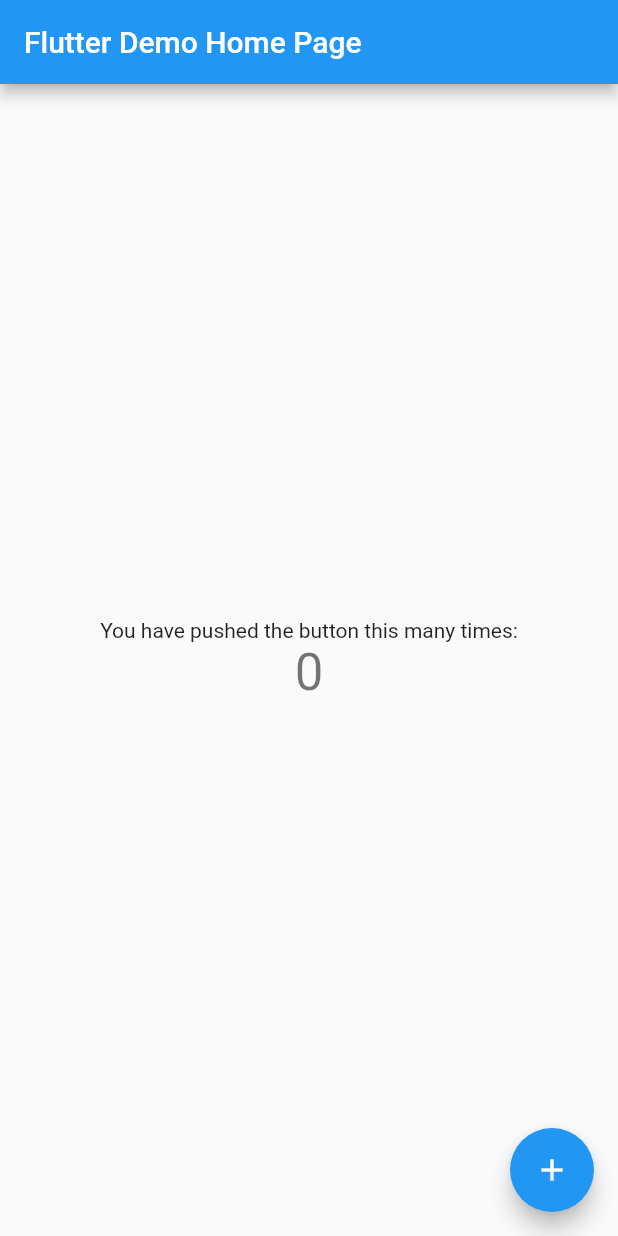
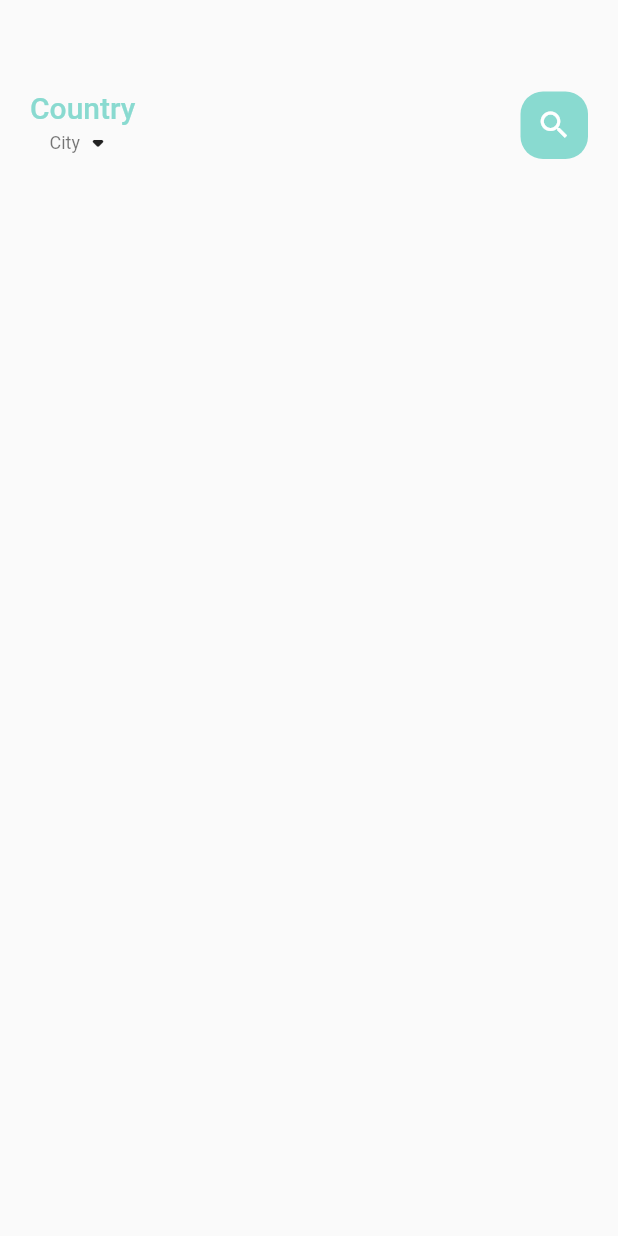
Before and after one commit to omitoful/food_delivery_demo, a Flutter app: the screen it shows after launch, on a phone screen of 412 x 824 dp. Run offline on Flutter 3.47's test engine with Material 2 defaults, Android fonts, the phone set to English and light mode, and no system bars; our stand-ins replace get.

Commit message:
basic setting & home page title

```diff
--- /dev/null
+++ b/lib/Utils/app_layout.dart
@@ -0,0 +1,22 @@
+import 'package:flutter/material.dart';
+import 'package:get/get.dart';
+
+class AppLayout {
+  static getSize(BuildContext context) {
+    return MediaQuery.of(context).size;
+  }
+  static getScreenHeight() {
+    return Get.height;
+  }
+  static getScreenWidth() {
+    return Get.width;
+  }
+  static getHeight(double pixels) {
+    double x = getScreenHeight() / pixels;
+    return getScreenHeight() / x;
+  }
+  static getWidth(double pixels) {
+    double x = getScreenWidth() / pixels;
+    return getScreenWidth() / x;
+  }
+}
--- /dev/null
+++ b/lib/Utils/colors.dart
@@ -0,0 +1,15 @@
+import 'dart:ui';
+
+class AppColors {
+  static const Color textColor = Color(0xFFccc7c5);
+  static const Color mainColor = Color(0xFF89dad0);
+
+  static const Color iconColor1 = Color(0xFFffd28d);
+  static const Color iconColor2 = Color(0xFFfcab88);
+  static const Color paraColor = Color(0xFF8f837f);
+  static const Color btnBgColor = Color(0xFFf7f6f4);
+  static const Color signColor = Color(0xFFa9a29f);
+  static const Color titleColor = Color(0xFF5c524f);
+  static const Color mainBlackColor = Color(0xFF332d2b);
+  static const Color yellowColor = Color(0xFFffd379);
+}
--- /dev/null
+++ b/lib/home/main_food_page.dart
@@ -0,0 +1,60 @@
+import 'package:flutter/material.dart';
+import 'package:food_delivery/Utils/app_layout.dart';
+import '../Utils/colors.dart';
+import '../widgets/big_text.dart';
+import '../widgets/small_text.dart';
+
+class MainFoodPage extends StatefulWidget {
+  const MainFoodPage({Key? key}) : super(key: key);
+
+  @override
+  State<MainFoodPage> createState() => _MainFoodPageState();
+}
+
+class _MainFoodPageState extends State<MainFoodPage> {
+  @override
+  Widget build(BuildContext context) {
+    return Scaffold(
+      body: Column(
+        children: [
+          // showing the header
+          Container(
+            child: Container(
+              margin: EdgeInsets.only(top: AppLayout.getHeight(60), bottom: AppLayout.getHeight(15)),
+              padding: EdgeInsets.only(left: AppLayout.getWidth(20), right: AppLayout.getWidth(20)),
+              child: Row(
+                mainAxisAlignment: MainAxisAlignment.spaceBetween,
+                children: [
+                  Column(
+                    children: [
+                      BigText(text: "Country", color: AppColors.mainColor),
+                      Row(
+                        children: [
+                          SmallText(text: "City", color: Colors.black54),
+                          const Icon(Icons.arrow_drop_down_rounded)
+                        ],
+                      )
+                    ],
+                  ),
+                  Center(
+                    child: Container(
+                      width: 45,
+                      height: 45,
+                      decoration: BoxDecoration(
+                        borderRadius: BorderRadius.circular(15),
+                        color: AppColors.mainColor,
+                      ),
+                      child: const Icon(Icons.search, color: Colors.white),
+                    ),
+                  )
+                ],
+              ),
+            ),
+          ),
+          // showing the body
+          // FoodPageBody(),
+        ],
+      ),
+    );
+  }
+}
--- a/lib/main.dart
+++ b/lib/main.dart
@@ -1,4 +1,5 @@
 import 'package:flutter/material.dart';
+import 'package:food_delivery/home/main_food_page.dart';
 
 void main() {
   runApp(const MyApp());
@@ -7,109 +8,15 @@ void main() {
 class MyApp extends StatelessWidget {
   const MyApp({Key? key}) : super(key: key);
 
-  // This widget is the root of your application.
   @override
   Widget build(BuildContext context) {
     return MaterialApp(
+      debugShowCheckedModeBanner: false,
       title: 'Flutter Demo',
       theme: ThemeData(
-        // This is the theme of your application.
-        //
-        // Try running your application with "flutter run". You'll see the
-        // application has a blue toolbar. Then, without quitting the app, try
-        // changing the primarySwatch below to Colors.green and then invoke
-        // "hot reload" (press "r" in the console where you ran "flutter run",
-        // or simply save your changes to "hot reload" in a Flutter IDE).
-        // Notice that the counter didn't reset back to zero; the application
-        // is not restarted.
-        primarySwatch: Colors.blue,
+        primarySwatch: Colors.purple,
       ),
-      home: const MyHomePage(title: 'Flutter Demo Home Page'),
+      home: const MainFoodPage(),
     );
   }
 }
-
-class MyHomePage extends StatefulWidget {
-  const MyHomePage({Key? key, required this.title}) : super(key: key);
-
-  // This widget is the home page of your application. It is stateful, meaning
-  // that it has a State object (defined below) that contains fields that affect
-  // how it looks.
-
-  // This class is the configuration for the state. It holds the values (in this
-  // case the title) provided by the parent (in this case the App widget) and
-  // used by the build method of the State. Fields in a Widget subclass are
-  // always marked "final".
-
-  final String title;
-
-  @override
-  State<MyHomePage> createState() => _MyHomePageState();
-}
-
-class _MyHomePageState extends State<MyHomePage> {
-  int _counter = 0;
-
-  void _incrementCounter() {
-    setState(() {
-      // This call to setState tells the Flutter framework that something has
-      // changed in this State, which causes it to rerun the build method below
-      // so that the display can reflect the updated values. If we changed
-      // _counter without calling setState(), then the build method would not be
-      // called again, and so nothing would appear to happen.
-      _counter++;
-    });
-  }
-
-  @override
-  Widget build(BuildContext context) {
-    // This method is rerun every time setState is called, for instance as done
-    // by the _incrementCounter method above.
-    //
-    // The Flutter framework has been optimized to make rerunning build methods
-    // fast, so that you can just rebuild anything that needs updating rather
-    // than having to individually change instances of widgets.
-    return Scaffold(
-      appBar: AppBar(
-        // Here we take the value from the MyHomePage object that was created by
-        // the App.build method, and use it to set our appbar title.
-        title: Text(widget.title),
-      ),
-      body: Center(
-        // Center is a layout widget. It takes a single child and positions it
-        // in the middle of the parent.
-        child: Column(
-          // Column is also a layout widget. It takes a list of children and
-          // arranges them vertically. By default, it sizes itself to fit its
-          // children horizontally, and tries to be as tall as its parent.
-          //
-          // Invoke "debug painting" (press "p" in the console, choose the
-          // "Toggle Debug Paint" action from the Flutter Inspector in Android
-          // Studio, or the "Toggle Debug Paint" command in Visual Studio Code)
-          // to see the wireframe for each widget.
-          //
-          // Column has various properties to control how it sizes itself and
-          // how it positions its children. Here we use mainAxisAlignment to
-          // center the children vertically; the main axis here is the vertical
-          // axis because Columns are vertical (the cross axis would be
-          // horizontal).
-          mainAxisAlignment: MainAxisAlignment.center,
-          children: <Widget>[
-            const Text(
-              'You have pushed the button this many times:',
-            ),
-            Text(
-              '$_counter',
-              style: Theme.of(context).textTheme.headline4,
-            ),
-          ],
-        ),
-      ),
-      floatingActionButton: FloatingActionButton(
-        onPressed: _incrementCounter,
-        tooltip: 'Increment',
-        child: const Icon(Icons.add),
-      ), // This trailing comma makes auto-formatting nicer for build methods.
-    );
-  }
-}
--- /dev/null
+++ b/lib/widgets/big_text.dart
@@ -0,0 +1,24 @@
+import 'package:flutter/cupertino.dart';
+
+class BigText extends StatelessWidget {
+  Color? color;
+  final String text;
+  double size;
+  TextOverflow overflow;
+  BigText({Key? key,
+        this.color = const Color(0xFF332d2b),
+        required this.text,
+        this.size = 20,
+        this.overflow = TextOverflow.ellipsis}) : super(key: key);
+
+  @override
+  Widget build(BuildContext context) {
+    return Text(
+      text,
+      maxLines: 1,
+      overflow: overflow,
+      style:
+      TextStyle(color: color, fontSize: size, fontWeight: FontWeight.w500),
+    );
+  }
+}
--- /dev/null
+++ b/lib/widgets/small_text.dart
@@ -0,0 +1,21 @@
+import 'package:flutter/cupertino.dart';
+
+class SmallText extends StatelessWidget {
+  Color? color;
+  final String text;
+  double size;
+  double height;
+  SmallText({Key? key,
+        this.color = const Color(0xFF332d2b),
+        required this.text,
+        this.size = 12,
+        this.height = 1.2}) : super(key: key);
+
+  @override
+  Widget build(BuildContext context) {
+    return Text(
+      text,
+      style: TextStyle(color: color, fontSize: size, height: height),
+    );
+  }
+}
--- a/pubspec.yaml
+++ b/pubspec.yaml
@@ -34,6 +34,7 @@ dependencies:
   # The following adds the Cupertino Icons font to your application.
   # Use with the CupertinoIcons class for iOS style icons.
   cupertino_icons: ^1.0.2
+  get:
 
 dev_dependencies:
   flutter_test:
```
Also changed, not shown: pubspec.lock.
